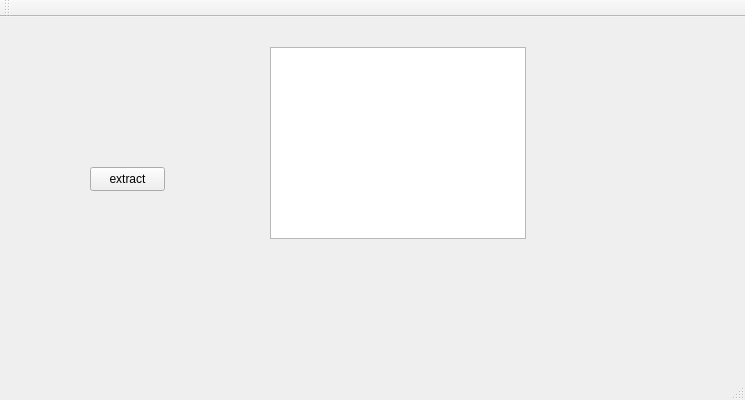
First picture: the form in CBR.ui, repository fira7s/CBR, before the edit.
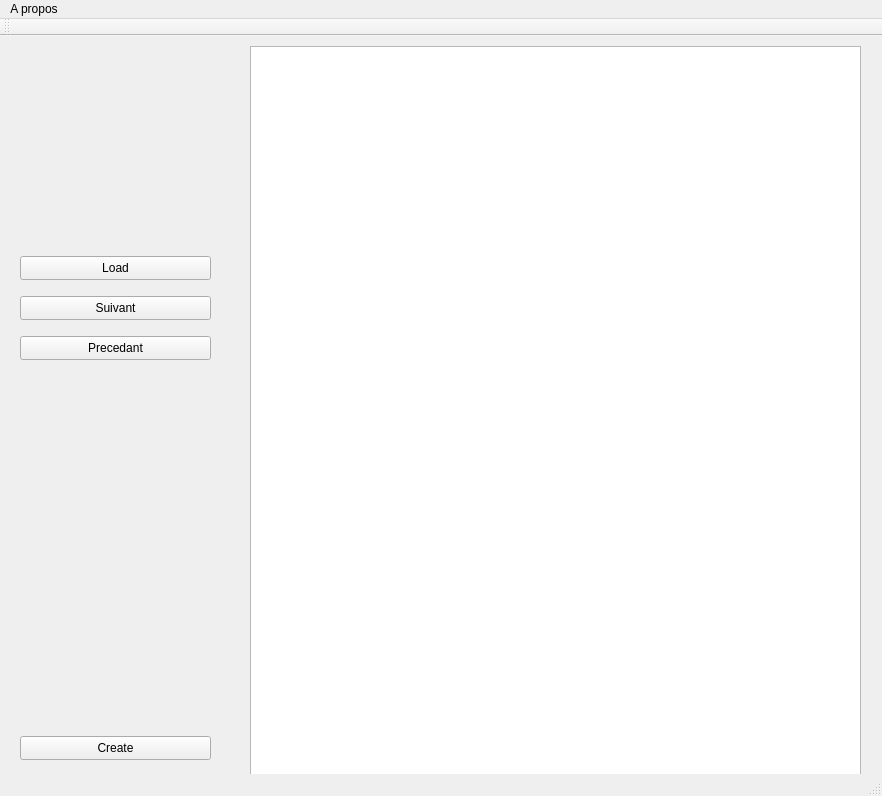
Second picture: the form after the edit.

Commit message: load+diplay+buttons+create/bugs not fixed

```diff
--- a/CBR.ui
+++ b/CBR.ui
@@ -6,8 +6,8 @@
    <rect>
     <x>0</x>
     <y>0</y>
-    <width>745</width>
-    <height>400</height>
+    <width>882</width>
+    <height>796</height>
    </rect>
   </property>
   <property name="windowTitle">
@@ -17,36 +17,81 @@
    <widget class="QPushButton" name="extractButton">
     <property name="geometry">
      <rect>
-      <x>90</x>
-      <y>150</y>
-      <width>75</width>
+      <x>20</x>
+      <y>220</y>
+      <width>191</width>
       <height>24</height>
      </rect>
     </property>
     <property name="text">
-     <string>extract</string>
+     <string>Load</string>
     </property>
    </widget>
    <widget class="QGraphicsView" name="graphicsView">
     <property name="geometry">
      <rect>
-      <x>270</x>
-      <y>30</y>
-      <width>256</width>
-      <height>192</height>
+      <x>250</x>
+      <y>10</y>
+      <width>611</width>
+      <height>731</height>
      </rect>
     </property>
    </widget>
+   <widget class="QPushButton" name="suivantButton">
+    <property name="geometry">
+     <rect>
+      <x>20</x>
+      <y>260</y>
+      <width>191</width>
+      <height>24</height>
+     </rect>
+    </property>
+    <property name="text">
+     <string>Suivant</string>
+    </property>
+   </widget>
+   <widget class="QPushButton" name="precedantButton">
+    <property name="geometry">
+     <rect>
+      <x>20</x>
+      <y>300</y>
+      <width>191</width>
+      <height>24</height>
+     </rect>
+    </property>
+    <property name="text">
+     <string>Precedant</string>
+    </property>
+   </widget>
+   <widget class="QPushButton" name="createButton">
+    <property name="geometry">
+     <rect>
+      <x>20</x>
+      <y>700</y>
+      <width>191</width>
+      <height>24</height>
+     </rect>
+    </property>
+    <property name="text">
+     <string>Create</string>
+    </property>
+   </widget>
   </widget>
   <widget class="QMenuBar" name="menuBar">
    <property name="geometry">
     <rect>
      <x>0</x>
      <y>0</y>
-     <width>745</width>
+     <width>882</width>
      <height>22</height>
     </rect>
    </property>
+   <widget class="QMenu" name="menuA_propos">
+    <property name="title">
+     <string>A propos</string>
+    </property>
+   </widget>
+   <addaction name="menuA_propos"/>
   </widget>
   <widget class="QToolBar" name="mainToolBar">
    <attribute name="toolBarArea">
```
The commit also changes 11 other files.
